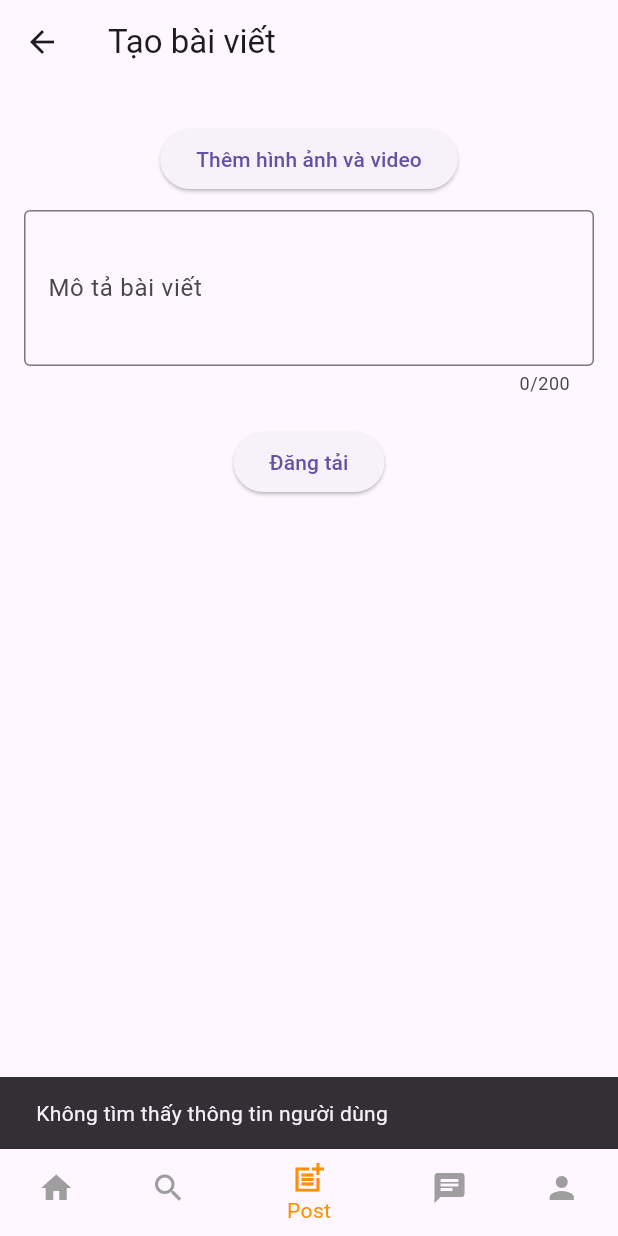
After one commit to hthinh21/SocialApp_Flutter, a Flutter app: the Homepage screen opened by its route, item 3 of the bottom bar chosen, after a tap on "Đăng tải", on a phone screen of 412 x 824 dp. The commit adds this screen. Run offline on Flutter 3.47's test engine with Material 3 defaults, Android fonts, the phone set to English and light mode, and no system bars; our stand-ins replace file_picker, permission_handler, shared_preferences, socket_io_client; accounts and stored records are empty; network calls fail.

Commit message:
add post, fix bug

```diff
--- /dev/null
+++ b/lib/screens/create_post_screen.dart
@@ -0,0 +1,202 @@
+import 'dart:convert';
+import 'dart:io';
+import 'package:flutter/material.dart';
+import 'package:file_picker/file_picker.dart';
+import 'package:http/http.dart' as http;
+import 'package:shared_preferences/shared_preferences.dart';
+import 'package:permission_handler/permission_handler.dart';
+
+class CreatePostScreen extends StatefulWidget {
+  const CreatePostScreen({Key? key}) : super(key: key);
+  @override
+  _CreatePostScreenState createState() => _CreatePostScreenState();
+}
+
+class _CreatePostScreenState extends State<CreatePostScreen> {
+  final TextEditingController _descriptionController = TextEditingController();
+  List<PlatformFile> _mediaFiles = [];
+  bool _isLoading = false;
+  String? _userId;
+
+  @override
+  void initState() {
+    super.initState();
+    _loadUserId();
+  }
+
+  Future<void> _loadUserId() async {
+    final prefs = await SharedPreferences.getInstance();
+    setState(() {
+      _userId = prefs.getString('customerId');
+    });
+  }
+
+  Future<void> _pickMedia() async {
+    var status = await Permission.storage.request();
+  if (!status.isGranted) {
+    _showSnackbar('Vui lòng cấp quyền truy cập bộ nhớ');
+    return;
+  }
+    final result = await FilePicker.platform.pickFiles(
+      type: FileType.custom,
+      allowedExtensions: ['jpg', 'png', 'jpeg', 'mp4', 'mov', 'avi'],
+      allowMultiple: true,
+    );
+
+    if (result != null) {
+      setState(() {
+        _mediaFiles = result.files;
+      });
+    }
+  }
+
+  void _removeMedia(int index) {
+    setState(() {
+      _mediaFiles.removeAt(index);
+    });
+  }
+
+  Future<void> _uploadPost() async {
+    final description = _descriptionController.text.trim();
+
+    if (_userId == null) {
+      _showSnackbar('Không tìm thấy thông tin người dùng');
+      return;
+    }
+    if (description.isEmpty) {
+      _showSnackbar('Nhập mô tả bài đăng');
+      return;
+    }
+    if (description.length > 200) {
+      _showSnackbar('Mô tả không quá 200 ký tự');
+      return;
+    }
+    if (_mediaFiles.isEmpty) {
+      _showSnackbar('Thêm hình ảnh hoặc video');
+      return;
+    }
+
+    setState(() => _isLoading = true);
+
+    try {
+      final response = await http.post(
+        Uri.parse('https://dhkptsocial.onrender.com/articles'),
+        headers: {'Content-Type': 'application/json'},
+        body: jsonEncode({
+          'descriptionPost': description,
+          'user': _userId,
+        }),
+      );
+
+      if (response.statusCode == 200 || response.statusCode == 201) {
+        final postId = jsonDecode(response.body)['_id'];
+
+        for (final file in _mediaFiles) {
+          final request = http.MultipartRequest(
+            'POST',
+            Uri.parse('https://dhkptsocial.onrender.com/files/upload'),
+          );
+          request.files.add(await http.MultipartFile.fromPath('file', file.path!));
+          request.fields['postId'] = postId;
+          final res = await request.send();
+          if (res.statusCode != 200) {
+            print('Upload thất bại: ${file.name}');
+          }
+        }
+
+        _showSnackbar('Đăng bài thành công');
+        _descriptionController.clear();
+        setState(() => _mediaFiles.clear());
+      } else {
+        print("loi ${response.body}");
+        _showSnackbar('Đăng bài thất bại');
+      }
+    } catch (e) {
+      _showSnackbar('Lỗi mạng hoặc server');
+    } finally {
+      setState(() => _isLoading = false);
+    }
+  }
+
+  void _showSnackbar(String message) {
+    ScaffoldMessenger.of(context).showSnackBar(SnackBar(content: Text(message)));
+  }
+
+  Widget _buildMediaPreview() {
+    return SizedBox(
+      height: 100,
+      child: ListView.builder(
+        scrollDirection: Axis.horizontal,
+        itemCount: _mediaFiles.length,
+        itemBuilder: (context, index) {
+          final file = _mediaFiles[index];
+          final isVideo = file.extension?.toLowerCase().contains('mp4') == true;
+
+          return Stack(
+            children: [
+              Padding(
+                padding: const EdgeInsets.all(8.0),
+                child: isVideo
+                    ? Container(
+                        width: 100,
+                        color: Colors.black,
+                        child: const Icon(Icons.videocam, color: Colors.white),
+                      )
+                    : Image.file(File(file.path!), width: 100, fit: BoxFit.cover),
+              ),
+              Positioned(
+                right: 0,
+                top: 0,
+                child: GestureDetector(
+                  onTap: () => _removeMedia(index),
+                  child: const CircleAvatar(
+                    radius: 12,
+                    backgroundColor: Colors.red,
+                    child: Icon(Icons.close, size: 16, color: Colors.white),
+                  ),
+                ),
+              )
+            ],
+          );
+        },
+      ),
+    );
+  }
+
+  @override
+  Widget build(BuildContext context) {
+    return Scaffold(
+      appBar: AppBar(title: const Text('Tạo bài viết')),
+      body: Padding(
+        padding: const EdgeInsets.all(16.0),
+        child: Column(
+          children: [
+            if (_mediaFiles.isNotEmpty) _buildMediaPreview(),
+            const SizedBox(height: 10),
+            ElevatedButton(
+              onPressed: _pickMedia,
+              child: const Text('Thêm hình ảnh và video'),
+            ),
+            const SizedBox(height: 10),
+            TextField(
+              controller: _descriptionController,
+              maxLength: 200,
+              maxLines: 3,
+              decoration: const InputDecoration(
+                labelText: 'Mô tả bài viết',
+                border: OutlineInputBorder(),
+              ),
+            ),
+            const SizedBox(height: 20),
+            _isLoading
+                ? const CircularProgressIndicator()
+                : ElevatedButton(
+                    onPressed: _uploadPost,
+                    child: const Text('Đăng tải'),
+                  ),
+          ],
+        ),
+      ),
+    );
+  }
+}
--- a/lib/screens/home_screen.dart
+++ b/lib/screens/home_screen.dart
@@ -1,4 +1,5 @@
 import 'package:flutter/material.dart';
+import 'package:mobile_project/screens/create_post_screen.dart';
 import 'package:mobile_project/screens/profile_screen.dart';
 import 'package:mobile_project/screens/search_screen.dart';
 import 'package:mobile_project/widgets/defaultwidget.dart';
@@ -21,23 +22,20 @@ class _MainpageState extends State<Homepage> {
   }
 
   Widget _loadWidget(int index) {
-    var nameWidgets = "Home";
     switch (index) {
       case 0:
-        nameWidgets = "Home";
-        break;
+        return DefaultWidget(title: "Home");
       case 1:
         return const SearchPage();
-
       case 2:
+        return const CreatePostScreen();
+      case 3:
         return const ChatListPage();
-      case 3:
+      case 4:
         return const ProfilePage();
       default:
-        nameWidgets = "None";
-        break;
+        return DefaultWidget(title: "None");
     }
-    return DefaultWidget(title: nameWidgets);
   }
 
   @override
@@ -75,6 +73,10 @@ class _MainpageState extends State<Homepage> {
             label: 'Search',
           ),
           BottomNavigationBarItem(
+            icon: Icon(Icons.post_add_sharp),
+            label: 'Post',
+          ),
+          BottomNavigationBarItem(
             icon: Icon(Icons.chat),
             label: 'Chat',
           ),
--- a/pubspec.yaml
+++ b/pubspec.yaml
@@ -34,7 +34,10 @@ dependencies:
   http: ^1.4.0
   shared_preferences: ^2.5.3
   socket_io_client: ^2.0.3+1
-
+  image_picker: ^1.0.7
+  video_player: ^2.2.10
+  file_picker: ^10.1.9
+  permission_handler: ^12.0.0+1
 
   # The following adds the Cupertino Icons font to your application.
   # Use with the CupertinoIcons class for iOS style icons.
```
Also changed, not shown: pubspec.lock, 6 other files.
